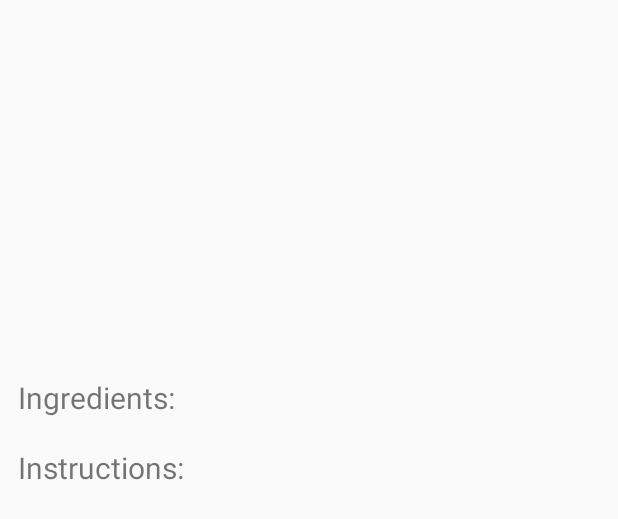
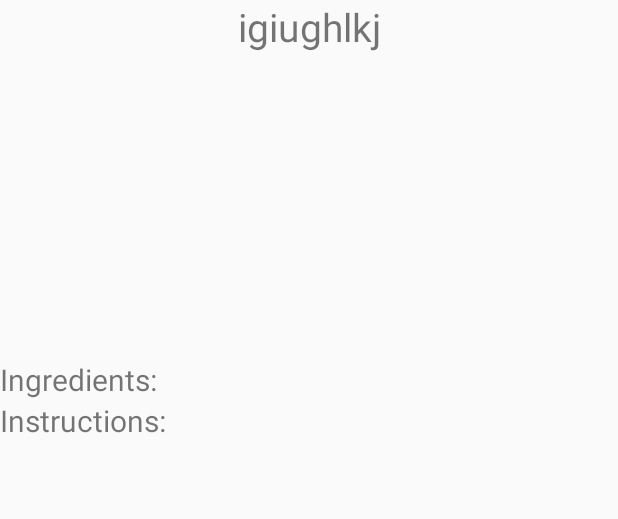
Before and after one commit to JohannaDB/Android_Liquorade, an Android app: the layout fragment_cocktail_detail.xml on its own in the app's theme, with its tools: preview values and no code run, on a phone screen of 412 x 824 dp. Shown: the top 519 px of the screen. Run offline under Robolectric (Android 15) with nearby library versions, the phone set to English and light mode, and no system bars.

Commit message:
CocktailDetailAdapter created

```diff
--- a/app/src/main/java/com/example/liquorade/cocktaildetail/CocktailDetailFragment.kt
+++ b/app/src/main/java/com/example/liquorade/cocktaildetail/CocktailDetailFragment.kt
@@ -2,6 +2,7 @@ package com.example.liquorade.cocktaildetail
 
 import android.content.Context
 import android.os.Bundle
+import android.util.Log
 import android.view.LayoutInflater
 import android.view.View
 import android.view.ViewGroup
@@ -11,6 +12,7 @@ import androidx.lifecycle.Observer
 import androidx.navigation.fragment.findNavController
 import androidx.navigation.fragment.navArgs
 import com.example.liquorade.LiquoradeApplication
+import com.example.liquorade.R
 import com.example.liquorade.category.CategoryAdapter
 import com.example.liquorade.category.CategoryFragmentDirections
 import com.example.liquorade.category.OnClickListener
@@ -46,9 +48,11 @@ class CocktailDetailFragment : Fragment() {
         viewModel.getCocktailDetails(args.cocktailId).observe(viewLifecycleOwner, Observer{
             viewModel.setCocktailDetails(it)
             viewModel.setIngredients(it.ingredients)
+            binding.ingredientList.adapter = CocktailDetailAdapter(requireContext(), R.layout.ingredient_list_item, it.ingredients.entries.toList())
+            Log.i("TEST", it.ingredients.entries.toList().toString())
         })
 
-//        binding.listview.adapter = mijnadapter(context, android.R.layout.listview_item, viewModel.ingredients)
+
 
         binding.setLifecycleOwner(this)
         setHasOptionsMenu(true)
--- a/app/src/main/res/layout/fragment_cocktail_detail.xml
+++ b/app/src/main/res/layout/fragment_cocktail_detail.xml
@@ -10,11 +10,15 @@
             type="com.example.liquorade.cocktaildetail.CocktailDetailViewModel" />
     </data>
 
-    <ScrollView
-        android:layout_width="match_parent"
-        android:layout_height="match_parent"
-        android:fillViewport="false"
-        android:padding="12dp">
+<!--    <ScrollView-->
+<!--        android:layout_width="match_parent"-->
+<!--        android:layout_height="match_parent"-->
+<!--        android:fillViewport="false"-->
+<!--        android:padding="12dp">-->
+<!--    <androidx.core.widget.NestedScrollView-->
+<!--        android:layout_width="match_parent"-->
+<!--        android:layout_height="match_parent"-->
+<!--        android:scrollbars="vertical">-->
 
         <androidx.constraintlayout.widget.ConstraintLayout
             android:layout_width="match_parent"
@@ -26,24 +30,24 @@
                 android:layout_width="match_parent"
                 android:layout_height="wrap_content"
                 android:gravity="center_horizontal"
+                android:paddingBottom="4dp"
                 android:text="@{viewModel.cocktailDetail.strDrink}"
                 android:textAlignment="center"
                 android:textSize="26sp"
-                android:paddingBottom="4dp"
-                app:layout_constraintBottom_toTopOf="@+id/linear"
                 app:layout_constraintEnd_toEndOf="parent"
                 app:layout_constraintStart_toStartOf="parent"
-                app:layout_constraintTop_toTopOf="parent" />
+                app:layout_constraintTop_toTopOf="parent"
+                tools:text="igiughlkj" />
 
             <LinearLayout
                 android:id="@+id/linear"
                 android:layout_width="match_parent"
                 android:layout_height="wrap_content"
                 android:orientation="horizontal"
-                app:layout_constraintBottom_toTopOf="@id/cocktailIngredients"
                 app:layout_constraintEnd_toEndOf="parent"
                 app:layout_constraintStart_toStartOf="parent"
-                app:layout_constraintTop_toBottomOf="@id/cocktailName">
+                app:layout_constraintTop_toBottomOf="@+id/cocktailName">
+
                 <ImageView
                     android:id="@+id/cocktailImage"
                     android:layout_width="wrap_content"
@@ -53,16 +57,19 @@
                     android:paddingBottom="4dp"
                     android:scaleType="centerCrop"
                     app:imageUrl="@{viewModel.cocktailDetail.strDrinkThumb}" />
+
                 <LinearLayout
                     android:layout_width="wrap_content"
                     android:layout_height="wrap_content"
                     android:layout_weight="1"
                     android:orientation="vertical">
+
                     <TextView
                         android:id="@+id/cocktailCategory"
                         android:layout_width="wrap_content"
                         android:layout_height="wrap_content"
                         android:text="@{viewModel.cocktailDetail.strCategory}" />
+
                     <TextView
                         android:id="@+id/cocktailAlcoholic"
                         android:layout_width="wrap_content"
@@ -70,37 +77,36 @@
                         android:text="@{viewModel.cocktailDetail.strAlcoholic}" />
                 </LinearLayout>
             </LinearLayout>
+
             <RelativeLayout
                 android:id="@+id/cocktailIngredients"
                 android:layout_width="match_parent"
-                android:layout_height="wrap_content"
-                app:layout_constraintBottom_toBottomOf="parent"
+                android:layout_height="0dp"
                 app:layout_constraintEnd_toEndOf="parent"
                 app:layout_constraintStart_toStartOf="parent"
-                app:layout_constraintTop_toBottomOf="@id/linear">
+                app:layout_constraintTop_toBottomOf="@+id/linear">
+
                 <TextView
                     android:id="@+id/ingredients"
                     android:layout_width="wrap_content"
                     android:layout_height="wrap_content"
                     android:text="Ingredients:"
                     android:textSize="20sp" />
-                <TextView
-                    android:id="@+id/test"
-                    android:layout_width="wrap_content"
+
+                <ListView
+                    android:id="@+id/ingredientList"
+                    android:layout_width="match_parent"
                     android:layout_height="wrap_content"
-                    android:layout_below="@+id/ingredients"
-                    android:text="@{viewModel.cocktailDetail.ingredients.toString()}" />
-                <ListView
-                    android:id="@+id/listview"
-                    android:layout_width="match_parent"
-                    android:layout_height="match_parent"/>
+                    android:layout_below="@+id/ingredients" />
+
                 <TextView
                     android:id="@+id/instr"
                     android:layout_width="wrap_content"
                     android:layout_height="wrap_content"
-                    android:textSize="20sp"
-                    android:layout_below="@+id/test"
-                    android:text="Instructions:" />
+                    android:layout_below="@+id/ingredientList"
+                    android:text="Instructions:"
+                    android:textSize="20sp" />
+
                 <TextView
                     android:id="@+id/instructions"
                     android:layout_width="wrap_content"
@@ -109,5 +115,6 @@
                     android:text="@{viewModel.cocktailDetail.strInstructions}" />
             </RelativeLayout>
         </androidx.constraintlayout.widget.ConstraintLayout>
-    </ScrollView>
+<!--    </androidx.core.widget.NestedScrollView>-->
+<!--    </ScrollView>-->
 </layout>
```
Also changed, not shown: app/src/main/java/com/example/liquorade/cocktaildetail/CocktailDetailAdapter.kt (added, +32 -0 lines), app/src/main/java/com/example/liquorade/network/DetailAdapter.kt (+10 -10 lines), app/src/main/res/layout/ingredient_list_item.xml (added, +28 -0 lines).
